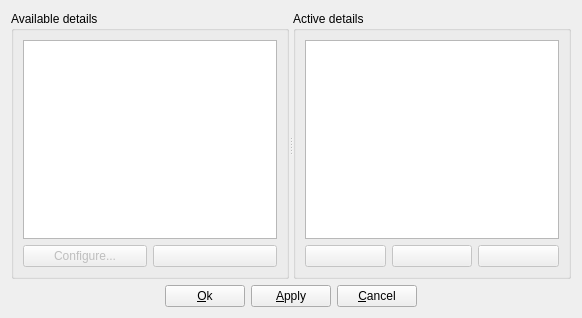
Qt form detailsetup.ui (qmc2/qmc2-mame-fe) before a commit.
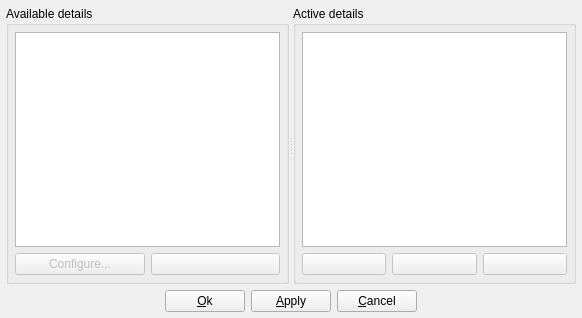
The same form after that commit. Icons and pictures are not drawn.

Commit message: imp: general layouting facelift (smaller layout content margins)

The edit to the form file:
```diff
--- a/detailsetup.ui
+++ b/detailsetup.ui
@@ -222,6 +222,7 @@
    </item>
   </layout>
  </widget>
+ <layoutdefault spacing="6" margin="6"/>
  <tabstops>
   <tabstop>listWidgetAvailableDetails</tabstop>
   <tabstop>listWidgetActiveDetails</tabstop>
```
Left out of the diff: 1 changed line with no effect on the pictures. The commit also changes 27 other files.
